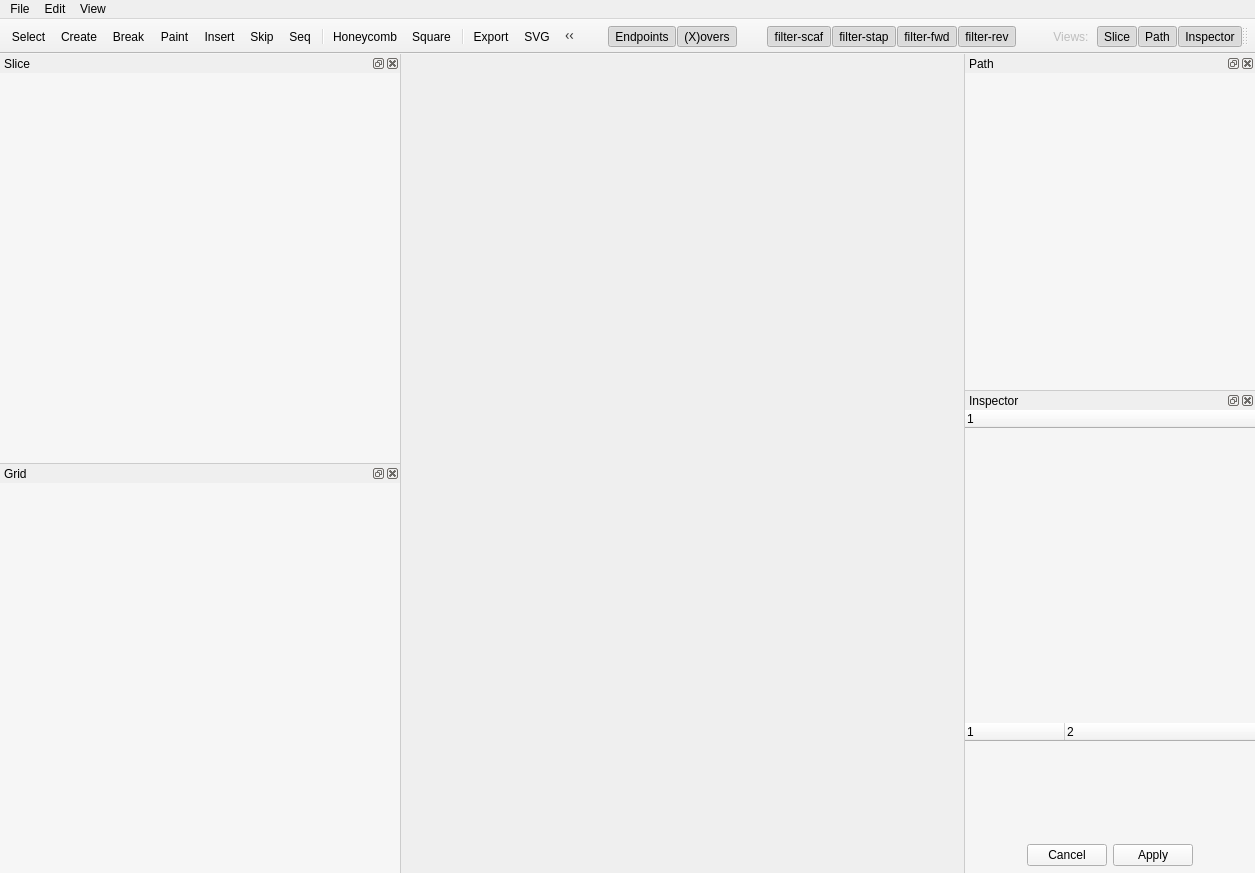
This is cadnano/gui/mainwindow/mainwindow.ui in cadnano/cadnano2.5 as Qt 5 draws it before an edit. The edited form follows.
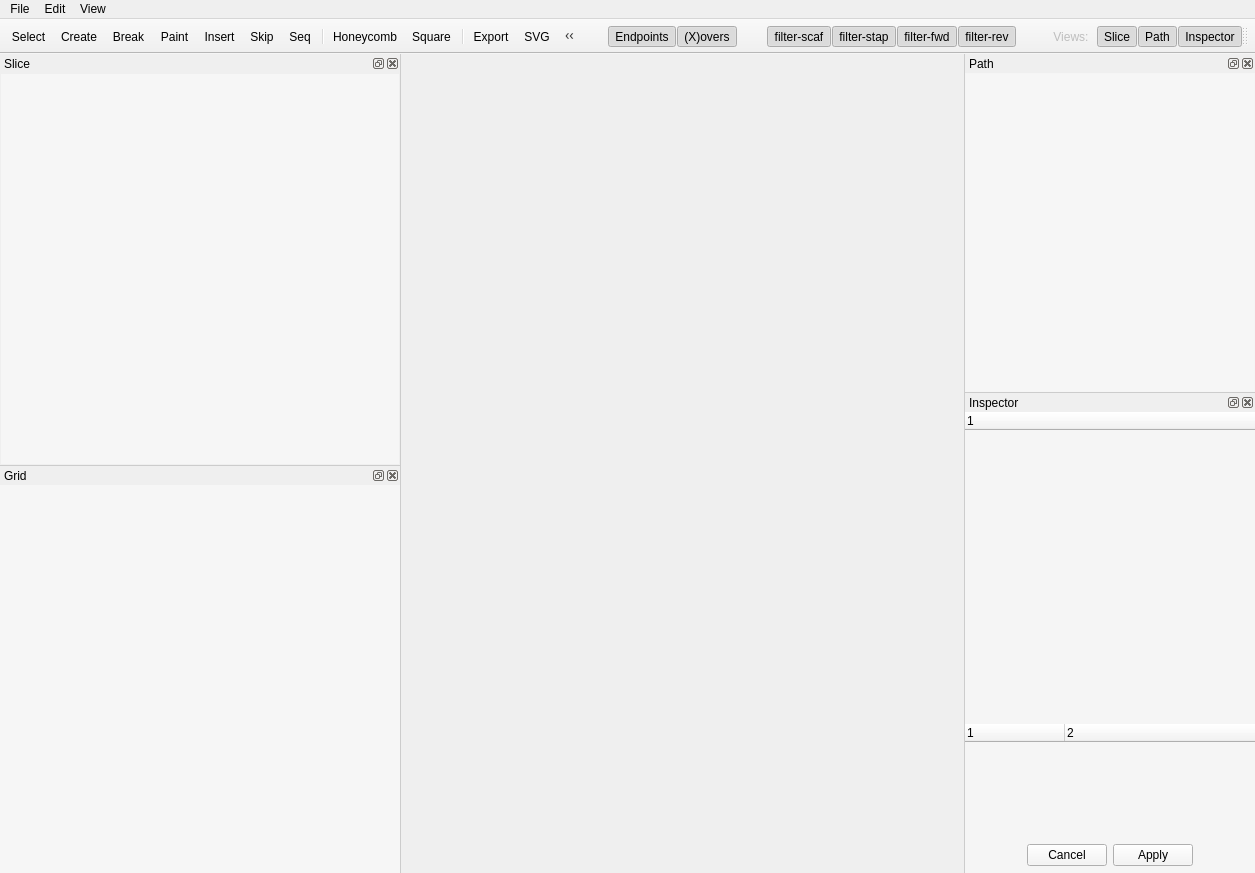
This is the edited form. Icons and pictures are not drawn. Custom widgets are drawn as their Qt base class.

Commit message:
[views] Increase layout setSpacing and ContentsMargins
SplitDockWidget ensures slice & path are adjacent

What changed in the file:
```diff
--- a/cadnano/gui/mainwindow/mainwindow.ui
+++ b/cadnano/gui/mainwindow/mainwindow.ui
@@ -187,9 +187,6 @@
      <height>200</height>
     </size>
    </property>
-   <property name="styleSheet">
-    <string notr="true">background-color: #00cccc;</string>
-   </property>
    <property name="windowTitle">
     <string>Slice</string>
    </property>
@@ -198,17 +195,20 @@
    </attribute>
    <widget class="QWidget" name="slice_dock_widget_contents">
     <layout class="QHBoxLayout" name="slice_horizontal_layout">
+     <property name="spacing">
+      <number>1</number>
+     </property>
      <property name="leftMargin">
-      <number>0</number>
+      <number>1</number>
      </property>
      <property name="topMargin">
-      <number>0</number>
+      <number>1</number>
      </property>
      <property name="rightMargin">
-      <number>0</number>
+      <number>1</number>
      </property>
      <property name="bottomMargin">
-      <number>0</number>
+      <number>1</number>
      </property>
      <item>
       <widget class="CustomQGraphicsView" name="slice_graphics_view">
@@ -286,6 +286,9 @@
    </attribute>
    <widget class="QWidget" name="grid_dock_widget_contents">
     <layout class="QHBoxLayout" name="grid_horizontal_layout">
+     <property name="spacing">
+      <number>1</number>
+     </property>
      <property name="leftMargin">
       <number>0</number>
      </property>
@@ -377,17 +380,20 @@
    </attribute>
    <widget class="QWidget" name="path_dock_widget_contents">
     <layout class="QHBoxLayout" name="path_horizontal_layout">
+     <property name="spacing">
+      <number>1</number>
+     </property>
      <property name="leftMargin">
-      <number>0</number>
+      <number>1</number>
      </property>
      <property name="topMargin">
-      <number>0</number>
+      <number>1</number>
      </property>
      <property name="rightMargin">
-      <number>0</number>
+      <number>1</number>
      </property>
      <property name="bottomMargin">
-      <number>0</number>
+      <number>1</number>
      </property>
      <item>
       <widget class="CustomQGraphicsView" name="path_graphics_view">
@@ -456,6 +462,9 @@
    </attribute>
    <widget class="QWidget" name="inspector_dock_widget_contents">
     <layout class="QVBoxLayout" name="inspector_vertical_layout">
+     <property name="spacing">
+      <number>1</number>
+     </property>
      <property name="leftMargin">
       <number>0</number>
      </property>
```
The commit also changes 5 other files.
